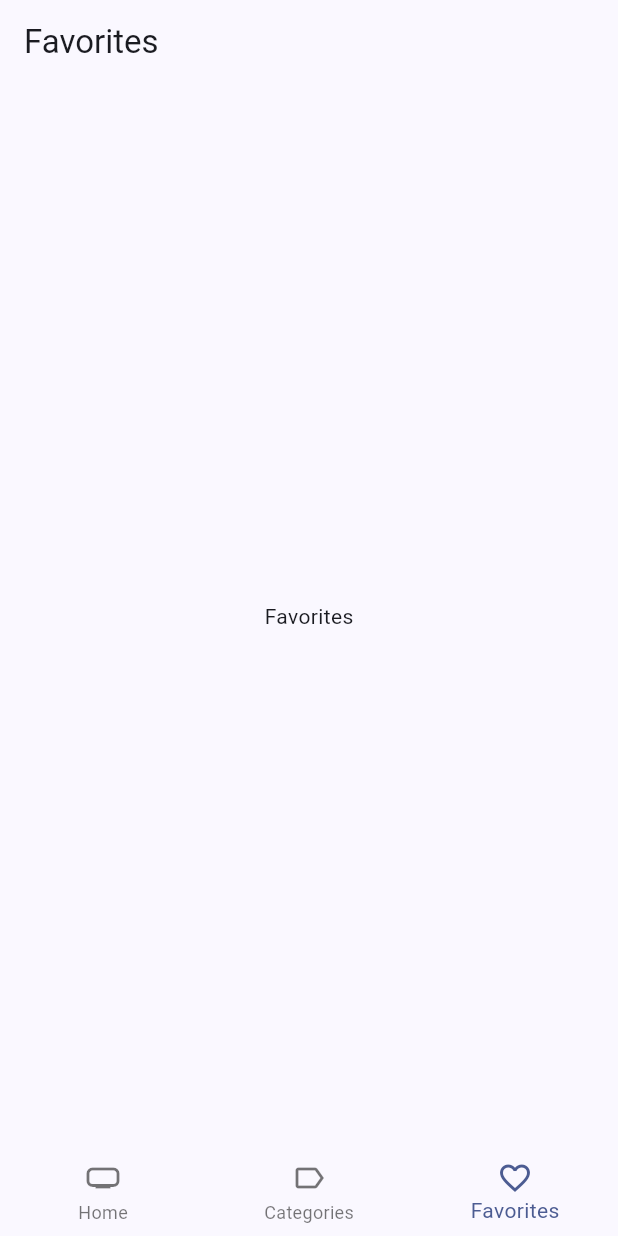
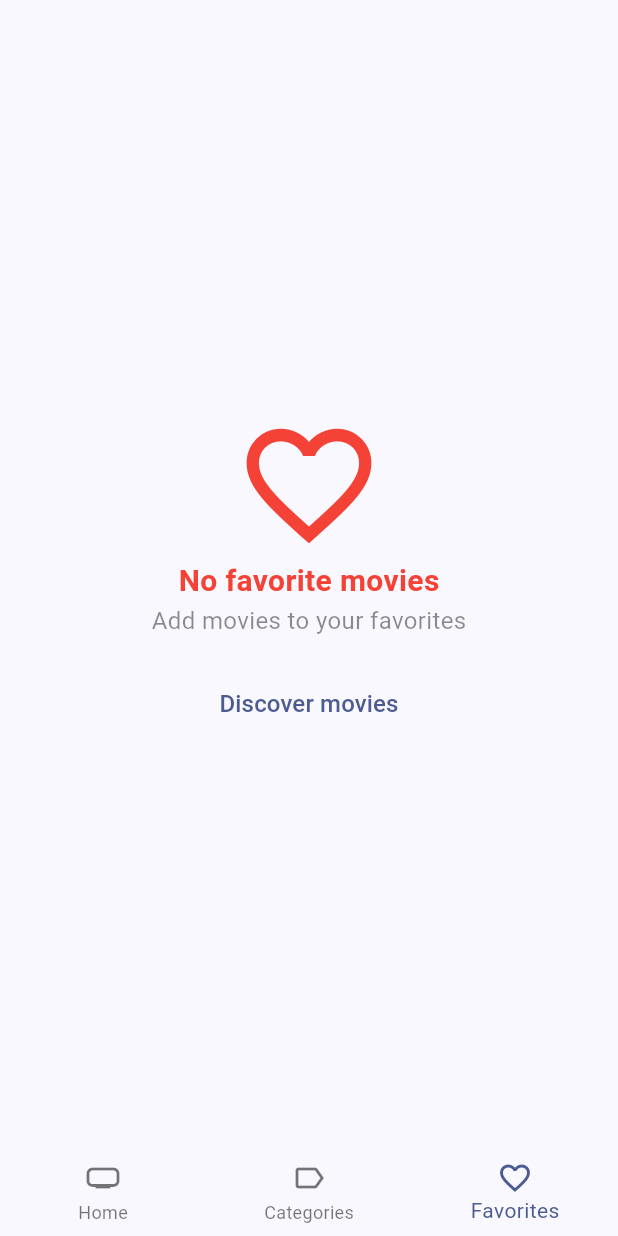
Before and after one commit to maurciobuffa/movies_app, a Flutter app: the screen it shows after launch, item 3 of the bottom bar chosen, on a phone screen of 412 x 824 dp. Run offline on Flutter 3.47's test engine with Material 2 defaults, Android fonts, the phone set to English and light mode, and no system bars; our stand-ins replace animate_do, card_swiper, dio, flutter_dotenv, flutter_riverpod, go_router and 1 more; accounts and stored records are empty; generated files the repository leaves out were written again; network calls fail.

Commit message:
add masonry view

```diff
--- a/lib/infrastructure/models/moviedb/movie_details.dart
+++ b/lib/infrastructure/models/moviedb/movie_details.dart
@@ -138,8 +138,8 @@ class BelongsToCollection {
       BelongsToCollection(
         id: json["id"],
         name: json["name"],
-        posterPath: json["poster_path"],
-        backdropPath: json["backdrop_path"],
+        posterPath: json["poster_path"] ?? "",
+        backdropPath: json["backdrop_path"] ?? "",
       );
 
   Map<String, dynamic> toJson() => {
--- a/lib/presentation/providers/providers.dart
+++ b/lib/presentation/providers/providers.dart
@@ -6,3 +6,6 @@ export 'actors/actors_by_movie_provider.dart';
 export 'actors/actors_repository_provider.dart';
 
 export 'search/search_movies_provider.dart';
+
+export 'storage/favorite_movies_provider.dart';
+export 'storage/local_storage_provider.dart';
--- a/lib/presentation/views/home_views/favorites_view.dart
+++ b/lib/presentation/views/home_views/favorites_view.dart
@@ -1,16 +1,100 @@
+import 'package:cinemapedia/presentation/providers/providers.dart';
+import 'package:cinemapedia/presentation/widgets/movies/movie_masonry.dart';
 import 'package:flutter/material.dart';
+import 'package:flutter_riverpod/flutter_riverpod.dart';
+import 'package:go_router/go_router.dart';
 
-class FavoritesView extends StatelessWidget {
+class FavoritesView extends ConsumerStatefulWidget {
   const FavoritesView({super.key});
 
   @override
+  FavoritesViewState createState() => FavoritesViewState();
+}
+
+class FavoritesViewState extends ConsumerState<FavoritesView> {
+  bool isLastPage = false;
+  bool isLoading = false;
+
+  @override
+  void initState() {
+    super.initState();
+
+    ref.read(favoriteMoviesProvider.notifier).loadNextPage();
+  }
+
+  void loadNextPage() async {
+    if (isLoading || isLastPage) return;
+
+    setState(() {
+      isLoading = true;
+    });
+
+    final movies =
+        await ref.read(favoriteMoviesProvider.notifier).loadNextPage();
+
+    setState(() {
+      isLoading = false;
+    });
+
+    if (movies.isEmpty) {
+      setState(() {
+        isLastPage = true;
+      });
+    }
+  }
+
+  @override
   Widget build(BuildContext context) {
+    final favoriteMovies = ref.watch(favoriteMoviesProvider).values.toList();
+
+    if (favoriteMovies.isEmpty) {
+      final colors = Theme.of(context).colorScheme;
+
+      return Center(
+        child: Column(
+          mainAxisAlignment: MainAxisAlignment.center,
+          crossAxisAlignment: CrossAxisAlignment.center,
+          children: [
+            const Icon(
+              Icons.favorite_border,
+              size: 100,
+              color: Colors.red,
+            ),
+            const Text(
+              'No favorite movies',
+              style: TextStyle(
+                fontSize: 20,
+                fontWeight: FontWeight.bold,
+                color: Colors.red,
+              ),
+            ),
+            const Text(
+              'Add movies to your favorites',
+              style: TextStyle(
+                fontSize: 16,
+                color: Colors.black45,
+              ),
+            ),
+            const SizedBox(height: 20),
+            TextButton(
+              onPressed: () => context.go('/'),
+              child: Text(
+                'Discover movies',
+                style: TextStyle(
+                  fontSize: 16,
+                  color: colors.primary,
+                ),
+              ),
+            ),
+          ],
+        ),
+      );
+    }
+
     return Scaffold(
-      appBar: AppBar(
-        title: const Text('Favorites'),
-      ),
-      body: const Center(
-        child: Text('Favorites'),
+      body: MovieMasonry(
+        movies: favoriteMovies,
+        loadNextPage: loadNextPage,
       ),
     );
   }
--- a/lib/presentation/widgets/widgets.dart
+++ b/lib/presentation/widgets/widgets.dart
@@ -1,5 +1,7 @@
 export 'movies/movie_horizontal_list_view.dart';
 export 'movies/movies_slideshow.dart';
+export 'movies/movie_masonry.dart';
+export 'movies/movie_poster_link.dart';
 export 'shared/custom_app_bar.dart';
 export 'shared/custom_bottom_navigation.dart';
 export 'shared/full_screen_loader.dart';
```
Also changed, not shown: lib/domain/datasources/local_storage_datasource.dart (added, +9 -0 lines), lib/domain/entities/movie.dart (+11 -3 lines), lib/domain/repositories/local_storage_repository.dart (added, +9 -0 lines), lib/infrastructure/datasources/isar_datasource.dart (added, +60 -0 lines), lib/infrastructure/repositories/local_storage_repository_impl.dart (added, +24 -0 lines), lib/presentation/providers/storage/favorite_movies_provider.dart (added, +53 -0 lines), lib/presentation/providers/storage/local_storage_provider.dart (added, +7 -0 lines), lib/presentation/screens/movies/movie_screen.dart (+69 -16 lines), lib/presentation/widgets/movies/movie_masonry.dart (added, +68 -0 lines), lib/presentation/widgets/movies/movie_poster_link.dart (added, +25 -0 lines), pubspec.yaml (+10 -3 lines), lib/domain/entities/movie.g.dart (added), pubspec.lock, 20 other files.
